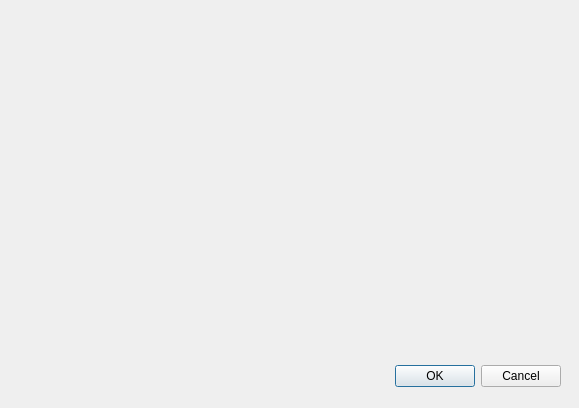
twimnox/invasor_prj, file Gui/dialog_load_data.ui: the form before one commit.
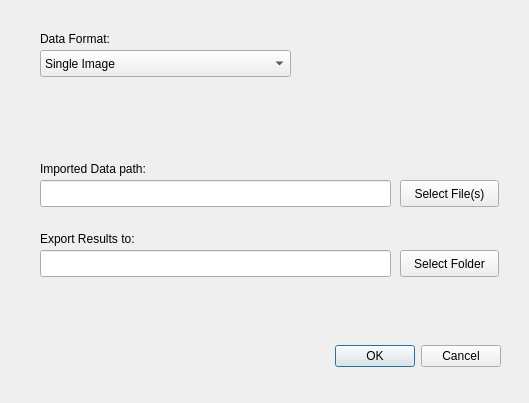
The form after the commit.

```diff
--- a/Gui/dialog_load_data.ui
+++ b/Gui/dialog_load_data.ui
@@ -6,8 +6,8 @@
    <rect>
     <x>0</x>
     <y>0</y>
-    <width>579</width>
-    <height>408</height>
+    <width>529</width>
+    <height>403</height>
    </rect>
   </property>
   <property name="windowTitle">
@@ -16,12 +16,18 @@
   <widget class="QDialogButtonBox" name="buttonBox">
    <property name="geometry">
     <rect>
-     <x>220</x>
-     <y>360</y>
+     <x>160</x>
+     <y>340</y>
      <width>341</width>
      <height>32</height>
     </rect>
    </property>
+   <property name="sizePolicy">
+    <sizepolicy hsizetype="Fixed" vsizetype="Fixed">
+     <horstretch>0</horstretch>
+     <verstretch>0</verstretch>
+    </sizepolicy>
+   </property>
    <property name="orientation">
     <enum>Qt::Horizontal</enum>
    </property>
@@ -29,6 +35,119 @@
     <set>QDialogButtonBox::Cancel|QDialogButtonBox::Ok</set>
    </property>
   </widget>
+  <widget class="QComboBox" name="comboBox_data_format">
+   <property name="geometry">
+    <rect>
+     <x>40</x>
+     <y>50</y>
+     <width>251</width>
+     <height>27</height>
+    </rect>
+   </property>
+   <item>
+    <property name="text">
+     <string>Single Image</string>
+    </property>
+   </item>
+   <item>
+    <property name="text">
+     <string>Multiple Images</string>
+    </property>
+   </item>
+   <item>
+    <property name="text">
+     <string>OrthoMap</string>
+    </property>
+   </item>
+  </widget>
+  <widget class="QLabel" name="label">
+   <property name="geometry">
+    <rect>
+     <x>40</x>
+     <y>30</y>
+     <width>101</width>
+     <height>17</height>
+    </rect>
+   </property>
+   <property name="text">
+    <string>Data Format:</string>
+   </property>
+  </widget>
+  <widget class="QPushButton" name="btn_data_import_path">
+   <property name="geometry">
+    <rect>
+     <x>400</x>
+     <y>180</y>
+     <width>99</width>
+     <height>27</height>
+    </rect>
+   </property>
+   <property name="text">
+    <string>Select File(s)</string>
+   </property>
+  </widget>
+  <widget class="QLineEdit" name="text_data_import_path">
+   <property name="geometry">
+    <rect>
+     <x>40</x>
+     <y>180</y>
+     <width>351</width>
+     <height>27</height>
+    </rect>
+   </property>
+   <property name="text">
+    <string/>
+   </property>
+  </widget>
+  <widget class="QLabel" name="label_2">
+   <property name="geometry">
+    <rect>
+     <x>40</x>
+     <y>160</y>
+     <width>151</width>
+     <height>17</height>
+    </rect>
+   </property>
+   <property name="text">
+    <string>Imported Data path:</string>
+   </property>
+  </widget>
+  <widget class="QLabel" name="label_3">
+   <property name="geometry">
+    <rect>
+     <x>40</x>
+     <y>230</y>
+     <width>141</width>
+     <height>17</height>
+    </rect>
+   </property>
+   <property name="text">
+    <string>Export Results to:</string>
+   </property>
+  </widget>
+  <widget class="QLineEdit" name="text_data_output_folder">
+   <property name="geometry">
+    <rect>
+     <x>40</x>
+     <y>250</y>
+     <width>351</width>
+     <height>27</height>
+    </rect>
+   </property>
+  </widget>
+  <widget class="QPushButton" name="btn_data_output_folder">
+   <property name="geometry">
+    <rect>
+     <x>400</x>
+     <y>250</y>
+     <width>99</width>
+     <height>27</height>
+    </rect>
+   </property>
+   <property name="text">
+    <string>Select Folder</string>
+   </property>
+  </widget>
  </widget>
  <resources/>
  <connections>
```
Left out of the diff: 2 changed lines with no effect on the pictures.
